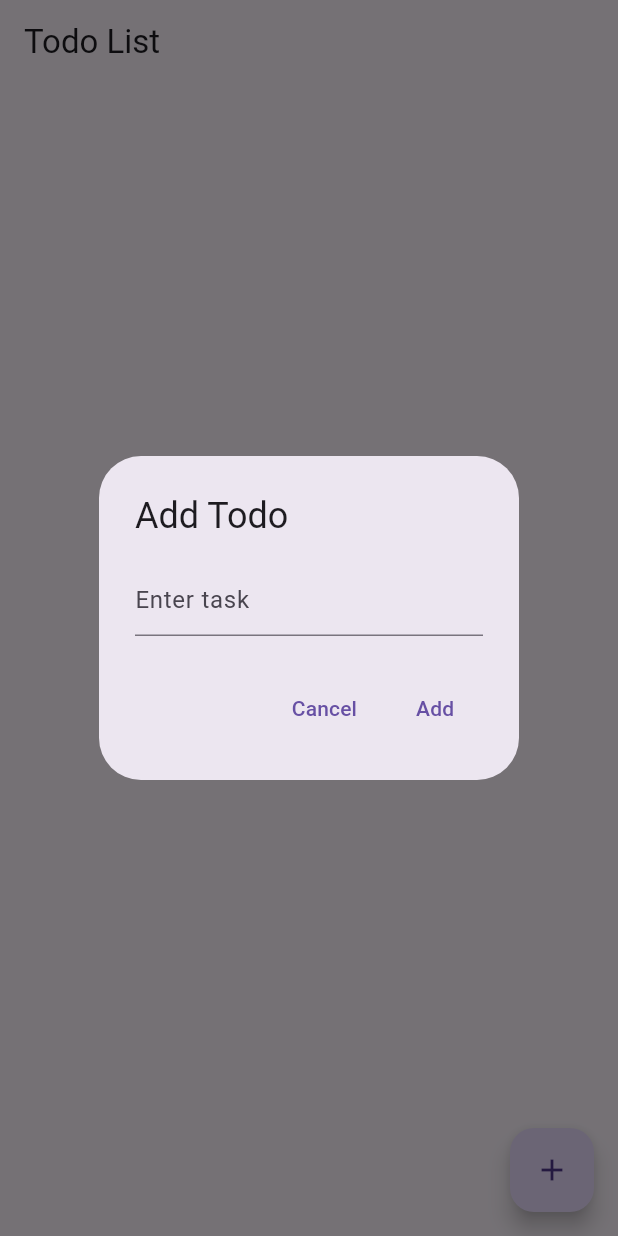
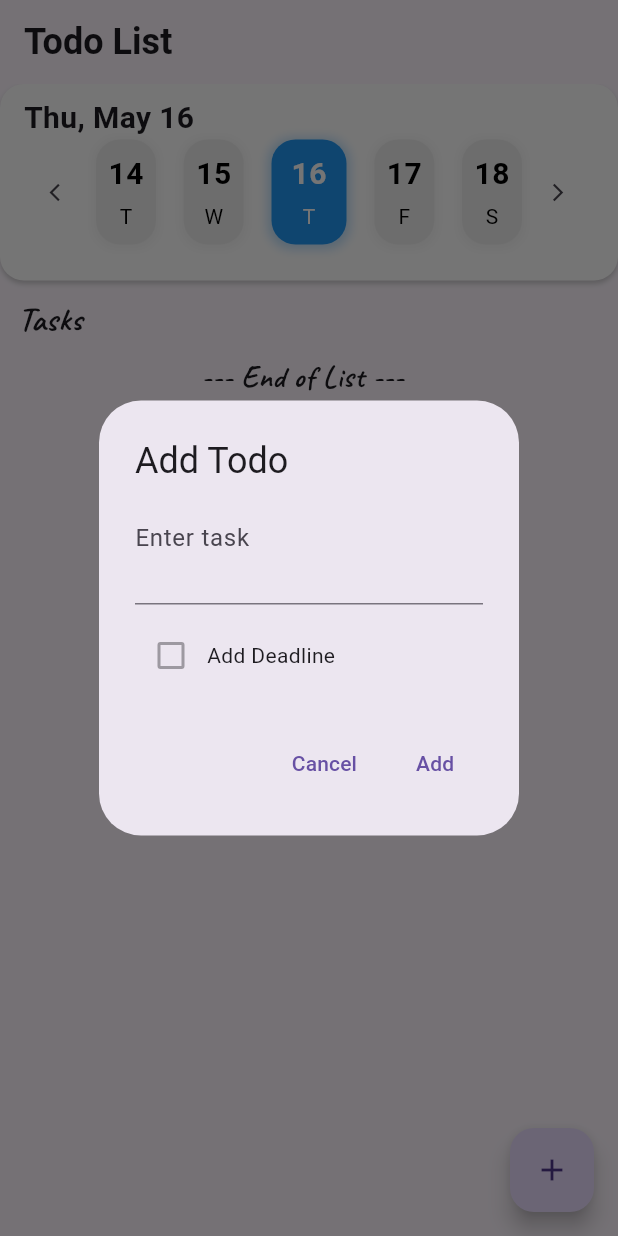
Before and after one commit to Shrest4647/minimal-todo-app, a Flutter app: the screen it shows after launch, after a tap on the "add" icon, on a phone screen of 412 x 824 dp. Run offline on Flutter 3.47's test engine with Material 3 defaults, Android fonts, the light colour scheme and no system bars; our stand-ins replace google_fonts, sqflite; accounts and stored records are empty; Roboto replaces fonts that are missing (Poly, Satisfy).

Commit message:
updated main

```diff
--- a/lib/main.dart
+++ b/lib/main.dart
@@ -1,6 +1,9 @@
 import 'package:flutter/material.dart';
+import 'package:intl/intl.dart';
+import 'package:minimalistic_todo_app/components/dayselector.dart';
 import 'package:sqflite/sqflite.dart';
 import 'package:path/path.dart';
+import 'package:google_fonts/google_fonts.dart';
 
 void main() => runApp(const MyApp());
 
@@ -28,11 +31,13 @@ class TodoListScreen extends StatefulWidget {
 
 class _TodoListScreenState extends State<TodoListScreen> {
   final List<Todo> _todos = [];
+  late DateTime activeDate;
   Database? _database;
 
   @override
   void initState() {
     super.initState();
+    activeDate = DateTime.now();
     _initDatabase();
   }
 
@@ -42,11 +47,16 @@ class _TodoListScreenState extends State<TodoListScreen> {
 
     _database = await openDatabase(
       path,
-      version: 1,
+      version: 2,
       onCreate: (db, version) {
         db.execute(
-          'CREATE TABLE todos (id INTEGER PRIMARY KEY AUTOINCREMENT, task TEXT, completed INTEGER)',
+          'CREATE TABLE todos (id INTEGER PRIMARY KEY AUTOINCREMENT, task TEXT, completed INTEGER, deadline INTEGER NULL, created INTEGER NULL, updated INTEGER NULL, completed_at INTEGER NULL)',
         );
+      },
+      onUpgrade: (db, oldVersion, newVersion) {
+        if (oldVersion < 2) {
+          print("Upgrading database from version $oldVersion to $newVersion");
+        }
       },
     );
 
@@ -54,7 +64,8 @@ class _TodoListScreenState extends State<TodoListScreen> {
   }
 
   Future<void> _loadTodos() async {
-    final List<Map<String, dynamic>> maps = await _database!.query('todos');
+    final List<Map<String, dynamic>> maps =
+        await _database!.query('todos', orderBy: "deadline desc");
     setState(() {
       _todos.clear();
       _todos.addAll(
@@ -62,6 +73,18 @@ class _TodoListScreenState extends State<TodoListScreen> {
               id: map['id'],
               task: map['task'],
               completed: map['completed'] == 1,
+              deadline: map['deadline'] == null
+                  ? null
+                  : DateTime.fromMillisecondsSinceEpoch(
+                      map['deadline'].toInt() * 1000),
+              created: map['created'] == null
+                  ? null
+                  : DateTime.fromMillisecondsSinceEpoch(
+                      map['created'].toInt() * 1000),
+              updated: map['updated'] == null
+                  ? null
+                  : DateTime.fromMillisecondsSinceEpoch(
+                      map['updated'].toInt() * 1000),
             )),
       );
     });
@@ -70,7 +93,16 @@ class _TodoListScreenState extends State<TodoListScreen> {
   Future<void> _addTodo(String task) async {
     await _database!.insert(
       'todos',
-      {'task': task, 'completed': 0},
+      {
+        'task': task,
+        'completed': 0,
+        'deadline': DateTime.now()
+                .add(const Duration(hours: 2))
+                .millisecondsSinceEpoch ~/
+            1000,
+        'created': DateTime.now().millisecondsSinceEpoch ~/ 1000,
+        'updated': DateTime.now().millisecondsSinceEpoch ~/ 1000,
+      },
     );
     _loadTodos();
   }
@@ -93,19 +125,78 @@ class _TodoListScreenState extends State<TodoListScreen> {
     _loadTodos();
   }
 
+  Future<void> _reorderTodos(int oldIndex, int newIndex) async {
+    if (oldIndex < newIndex) {
+      newIndex -= 1;
+    }
+    final Todo movedTodo = _todos.removeAt(oldIndex);
+    _todos.insert(newIndex, movedTodo);
+    setState(() {});
+  }
+
   @override
   Widget build(BuildContext context) {
     return Scaffold(
       appBar: AppBar(
-        title: const Text('Todo List'),
+        title: Text(
+          'Todo List',
+          style: GoogleFonts.poly().copyWith(
+            fontSize: 24,
+            fontWeight: FontWeight.bold,
           ),
-      body: ListView.builder(
-        itemCount: _todos.length,
+        ),
+      ),
+      body: Column(
+        mainAxisSize: MainAxisSize.min,
+        crossAxisAlignment: CrossAxisAlignment.start,
+        children: [
+          DaySelector(
+            defaultActiveDay: activeDate,
+            onActiveDayChanged: (date) {
+              setState(() {
+                activeDate = date;
+              });
+            },
+          ),
+          const SizedBox(height: 10),
+          Padding(
+            padding: const EdgeInsets.symmetric(horizontal: 12.0),
+            child: Text(
+              "Tasks",
+              textAlign: TextAlign.left,
+              style: GoogleFonts.caveat().copyWith(
+                fontSize: 22,
+                fontWeight: FontWeight.bold,
+              ),
+            ),
+          ),
+          Expanded(
+            child: ReorderableListView.builder(
+              onReorder: _reorderTodos,
+              itemCount: _todos.length + 1,
               itemBuilder: (context, index) {
+                if (index == _todos.length) {
+                  return ListTile(
+                    key: const Key("END"),
+                    title: SizedBox(
+                      height: 100,
+                      child: Text(
+                        "--- End of List ---",
+                        textAlign: TextAlign.center,
+                        style: GoogleFonts.caveat().copyWith(
+                          fontSize: 20,
+                          fontWeight: FontWeight.bold,
+                        ),
+                      ),
+                    ),
+                  );
+                }
                 final todo = _todos[index];
                 return ListTile(
+                  key: Key(todo.id.toString()),
                   leading: Checkbox(
                     value: todo.completed,
+                    activeColor: Colors.green,
                     onChanged: (value) {
                       setState(() {
                         todo.completed = value!;
@@ -115,20 +206,48 @@ class _TodoListScreenState extends State<TodoListScreen> {
                   ),
                   title: Text(
                     todo.task,
-              style: TextStyle(
+                    style: GoogleFonts.caveat().copyWith(
+                      fontSize: 20,
+                      fontWeight: FontWeight.bold,
                       decoration: todo.completed
                           ? TextDecoration.lineThrough
                           : TextDecoration.none,
                     ),
                   ),
+                  subtitle: Row(
+                    children: [
+                      const Padding(
+                        padding: EdgeInsets.only(right: 4.0),
+                        child: Icon(
+                          Icons.alarm,
+                          color: Colors.grey,
+                          size: 14,
+                        ),
+                      ),
+                      Text(
+                        DateFormat(DateFormat.ABBR_MONTH_WEEKDAY_DAY)
+                            .format(todo.deadline!),
+                        style: GoogleFonts.caveat().copyWith(
+                          fontSize: 14,
+                          fontWeight: FontWeight.normal,
+                        ),
+                      ),
+                    ],
+                  ),
                   trailing: IconButton(
-              icon: const Icon(Icons.delete, color: Colors.red,),
+                    icon: const Icon(
+                      Icons.delete,
+                      color: Colors.red,
+                    ),
                     onPressed: () {
                       _deleteTodo(todo.id);
                     },
                   ),
                 );
               },
+            ),
+          ),
+        ],
       ),
       floatingActionButton: FloatingActionButton(
         onPressed: () {
@@ -147,11 +266,31 @@ class _TodoListScreenState extends State<TodoListScreen> {
       builder: (context) {
         return AlertDialog(
           title: const Text('Add Todo'),
-          content: TextField(
+          content: Column(
+            mainAxisSize: MainAxisSize.min,
+            crossAxisAlignment: CrossAxisAlignment.start,
+            mainAxisAlignment: MainAxisAlignment.start,
+            children: [
+              TextField(
                 controller: taskController,
+                maxLines: 2,
+                keyboardType: TextInputType.multiline,
                 decoration: const InputDecoration(
                   hintText: 'Enter task',
                 ),
+              ),
+              const SizedBox(height: 10),
+              const Row(
+                mainAxisAlignment: MainAxisAlignment.start,
+                children: [
+                  Checkbox(
+                    value: false,
+                    onChanged: null,
+                  ),
+                  Text('Add Deadline'),
+                ],
+              )
+            ],
           ),
           actions: <Widget>[
             TextButton(
@@ -178,6 +317,22 @@ class Todo {
   final int id;
   final String task;
   bool completed;
+  DateTime? deadline;
+  DateTime? created;
+  DateTime? updated;
+  DateTime? completedAt;
 
-  Todo({required this.id, required this.task, required this.completed});
+  Todo({
+    required this.id,
+    required this.task,
+    required this.completed,
+    this.deadline,
+    this.created,
+    this.updated,
+    this.completedAt,
+  }) {
+    created = created ?? DateTime.now();
+    deadline = deadline ?? created?.add(const Duration(days: 1));
+    updated = updated ?? created;
   }
+}
```
Lines whose indentation alone changed are shown as unchanged.
